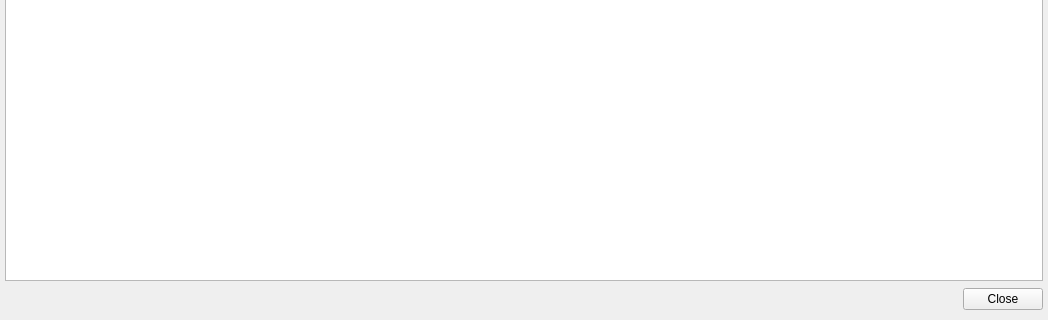
First picture: the form in components/UiSummaryDialog.ui, repository bubuding0809/XML-Converter, before the edit; both pictures show x 0 to 1048 and y 344 to 664 of the 1048 by 664 pixel window.
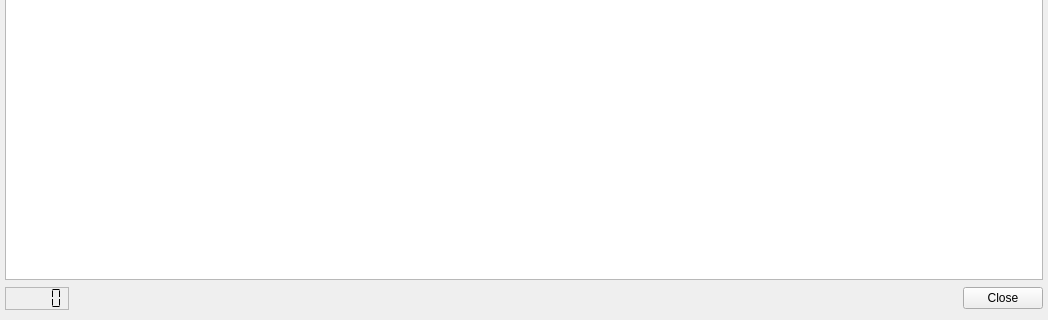
Second picture: the form after the edit. Icons and pictures are not drawn.

Diff of the .ui file:
```diff
--- a/components/UiSummaryDialog.ui
+++ b/components/UiSummaryDialog.ui
@@ -281,6 +281,34 @@
       <property name="bottomMargin">
        <number>0</number>
       </property>
+      <item>
+       <widget class="QLCDNumber" name="totalSelectedCounter_lcd">
+        <property name="toolTip">
+         <string>Total Number of teststeps selected for conversion</string>
+        </property>
+        <property name="statusTip">
+         <string>Total Number of teststeps selected for conversion</string>
+        </property>
+        <property name="whatsThis">
+         <string>Total Number of teststeps selected for conversion</string>
+        </property>
+        <property name="frameShape">
+         <enum>QFrame::StyledPanel</enum>
+        </property>
+        <property name="smallDecimalPoint">
+         <bool>false</bool>
+        </property>
+        <property name="segmentStyle">
+         <enum>QLCDNumber::Flat</enum>
+        </property>
+        <property name="value" stdset="0">
+         <double>0.000000000000000</double>
+        </property>
+        <property name="intValue" stdset="0">
+         <number>0</number>
+        </property>
+       </widget>
+      </item>
       <item>
        <spacer name="horizontalSpacer_2">
         <property name="orientation">
```
